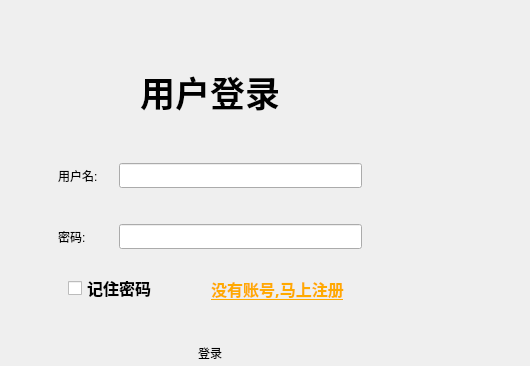
Old version of the form login.ui in the repository DXia-101/CarApp; both pictures show x 111 to 641 and y 0 to 366 of the 641 by 461 pixel window.
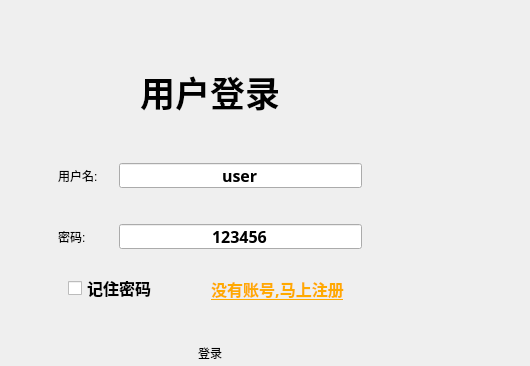
New version of the form. Icons and pictures are not drawn. Custom widgets are drawn as their Qt base class.

Patch:
```diff
--- a/login.ui
+++ b/login.ui
@@ -117,6 +117,9 @@
                     <bold>true</bold>
                    </font>
                   </property>
+                  <property name="text">
+                   <string>user</string>
+                  </property>
                   <property name="alignment">
                    <set>Qt::AlignCenter</set>
                   </property>
@@ -137,6 +140,9 @@
                     <bold>true</bold>
                    </font>
                   </property>
+                  <property name="text">
+                   <string>123456</string>
+                  </property>
                   <property name="alignment">
                    <set>Qt::AlignCenter</set>
                   </property>
```
Left out of the diff: 6 changed lines with no effect on the pictures.
